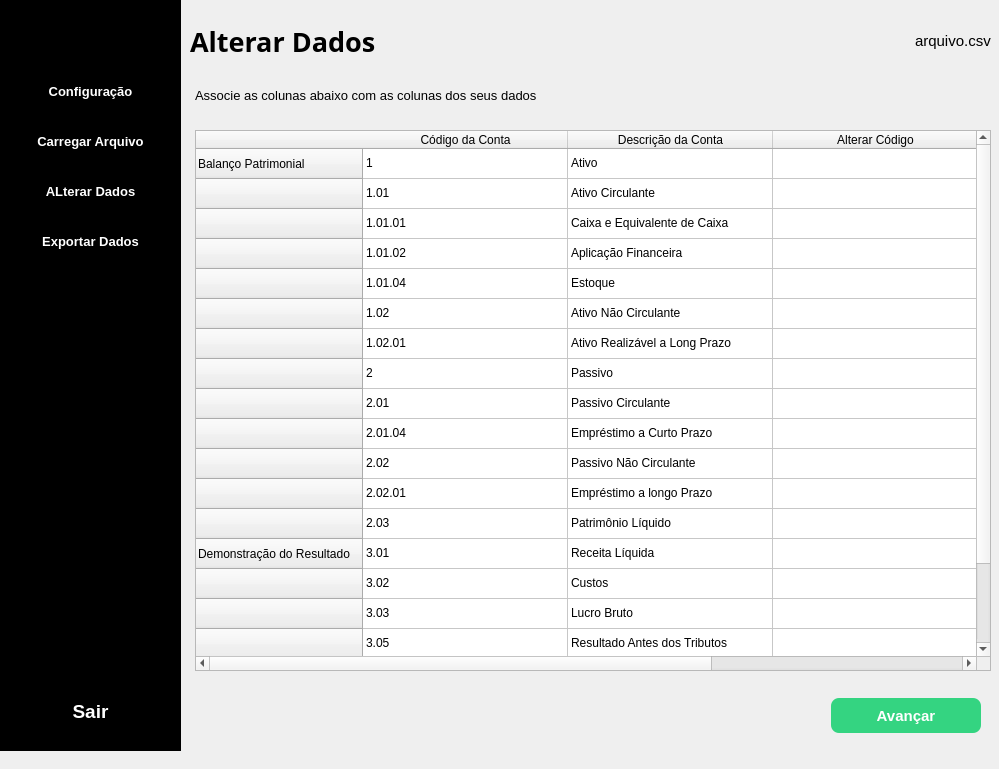
Qt form ui_index_md.ui (WallissonBrito/integracao-contabil) before a commit.
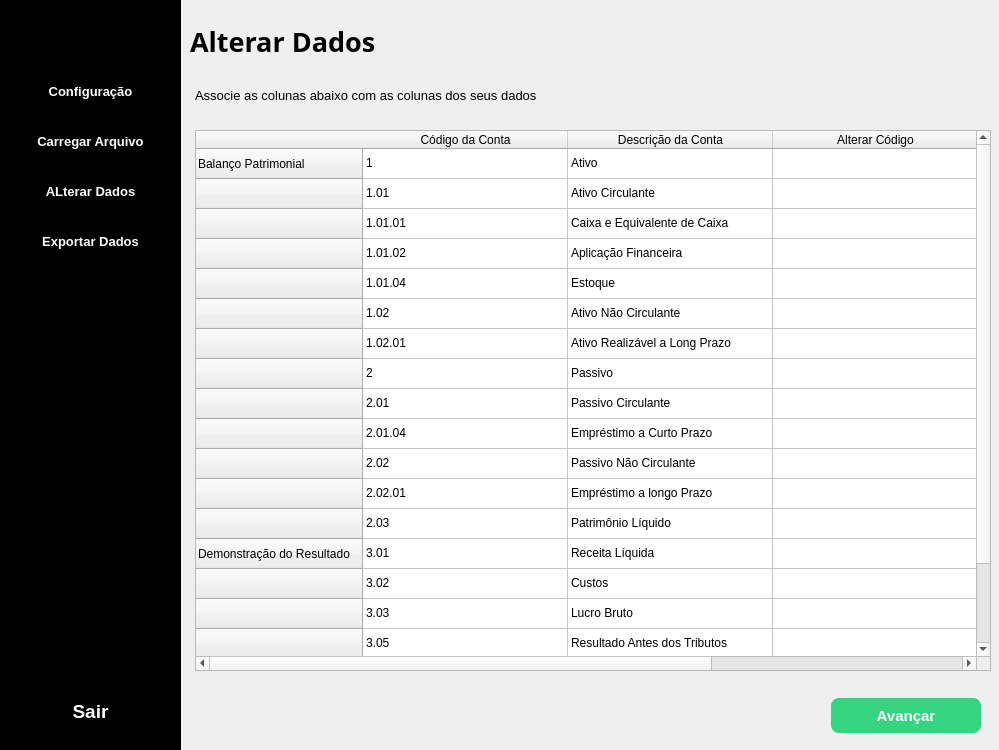
The same form after that commit. The open tabs and pages were chosen to show the change. Icons and pictures are not drawn.

Commit message: update close btn export data page

What changed in the file:
```diff
--- a/ui_index_md.ui
+++ b/ui_index_md.ui
@@ -7,7 +7,7 @@
     <x>0</x>
     <y>0</y>
     <width>999</width>
-    <height>769</height>
+    <height>750</height>
    </rect>
   </property>
   <property name="windowTitle">
@@ -2493,24 +2493,6 @@
            </property>
           </spacer>
          </item>
-         <item>
-          <widget class="QLabel" name="file_name_label_update_datat_page">
-           <property name="font">
-            <font>
-             <pointsize>11</pointsize>
-            </font>
-           </property>
-           <property name="styleSheet">
-            <string notr="true">color: rgb(0, 0, 0);</string>
-           </property>
-           <property name="text">
-            <string>arquivo.csv</string>
-           </property>
-           <property name="margin">
-            <number>20</number>
-           </property>
-          </widget>
-         </item>
         </layout>
        </widget>
       </widget>
```
Left out of the diff: 5 changed lines with no effect on the pictures.
